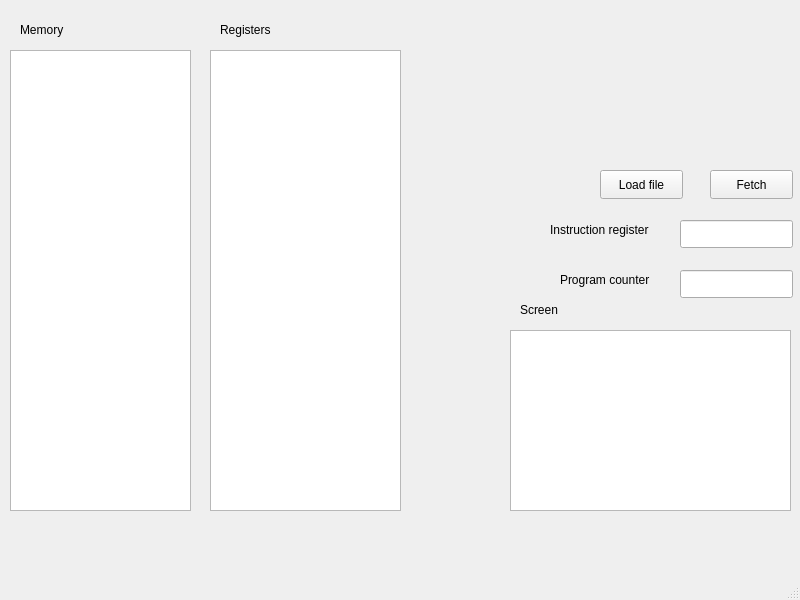
Above: test_qt/volemachine.ui from Ahmed99125/OOP---Assignment-2 before the change. Below: the same form after it.
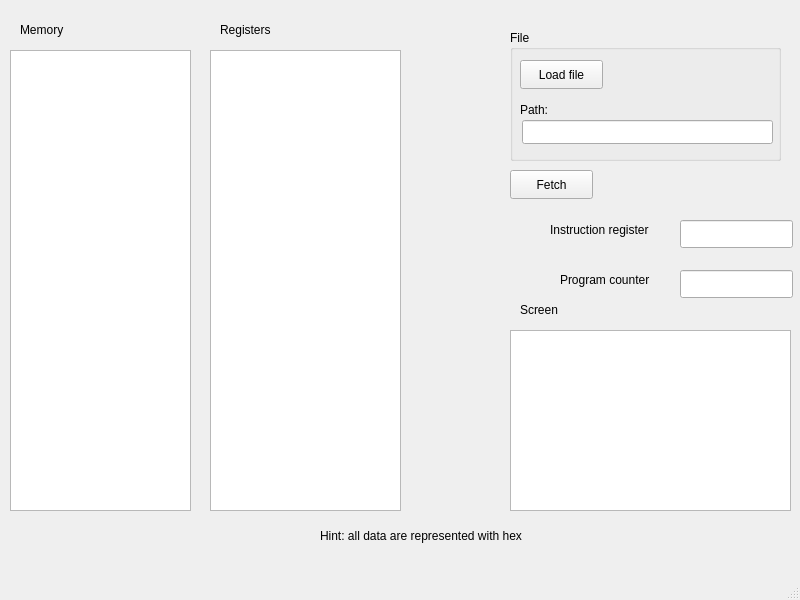
That is the form after the change.

The edit to the form file:
```diff
--- a/test_qt/volemachine.ui
+++ b/test_qt/volemachine.ui
@@ -75,7 +75,7 @@
    <widget class="QPushButton" name="fetch_button">
     <property name="geometry">
      <rect>
-      <x>710</x>
+      <x>510</x>
       <y>170</y>
       <width>83</width>
       <height>29</height>
@@ -85,19 +85,6 @@
      <string>Fetch</string>
     </property>
    </widget>
-   <widget class="QPushButton" name="load_button">
-    <property name="geometry">
-     <rect>
-      <x>600</x>
-      <y>170</y>
-      <width>83</width>
-      <height>29</height>
-     </rect>
-    </property>
-    <property name="text">
-     <string>Load file</string>
-    </property>
-   </widget>
    <widget class="QTextEdit" name="screen">
     <property name="enabled">
      <bool>true</bool>
@@ -185,6 +172,94 @@
      <string>Program counter</string>
     </property>
    </widget>
+   <widget class="QGroupBox" name="groupBox">
+    <property name="geometry">
+     <rect>
+      <x>510</x>
+      <y>30</y>
+      <width>271</width>
+      <height>131</height>
+     </rect>
+    </property>
+    <property name="title">
+     <string>File</string>
+    </property>
+    <widget class="QPushButton" name="load_button">
+     <property name="geometry">
+      <rect>
+       <x>10</x>
+       <y>30</y>
+       <width>83</width>
+       <height>29</height>
+      </rect>
+     </property>
+     <property name="text">
+      <string>Load file</string>
+     </property>
+    </widget>
+    <widget class="QLineEdit" name="lineEdit">
+     <property name="geometry">
+      <rect>
+       <x>12</x>
+       <y>90</y>
+       <width>251</width>
+       <height>24</height>
+      </rect>
+     </property>
+    </widget>
+    <widget class="QLabel" name="label_6">
+     <property name="geometry">
+      <rect>
+       <x>10</x>
+       <y>70</y>
+       <width>131</width>
+       <height>20</height>
+      </rect>
+     </property>
+     <property name="text">
+      <string>Path:</string>
+     </property>
+    </widget>
+    <widget class="QLabel" name="isoppend">
+     <property name="geometry">
+      <rect>
+       <x>100</x>
+       <y>30</y>
+       <width>131</width>
+       <height>20</height>
+      </rect>
+     </property>
+     <property name="text">
+      <string/>
+     </property>
+    </widget>
+   </widget>
+   <widget class="QLabel" name="isValed">
+    <property name="geometry">
+     <rect>
+      <x>610</x>
+      <y>169</y>
+      <width>141</width>
+      <height>31</height>
+     </rect>
+    </property>
+    <property name="text">
+     <string/>
+    </property>
+   </widget>
+   <widget class="QLabel" name="label_7">
+    <property name="geometry">
+     <rect>
+      <x>320</x>
+      <y>520</y>
+      <width>211</width>
+      <height>31</height>
+     </rect>
+    </property>
+    <property name="text">
+     <string>Hint: all data are represented with hex</string>
+    </property>
+   </widget>
   </widget>
   <widget class="QMenuBar" name="menubar">
    <property name="geometry">
```
Left out of the diff: 2 changed lines with no effect on the pictures.
